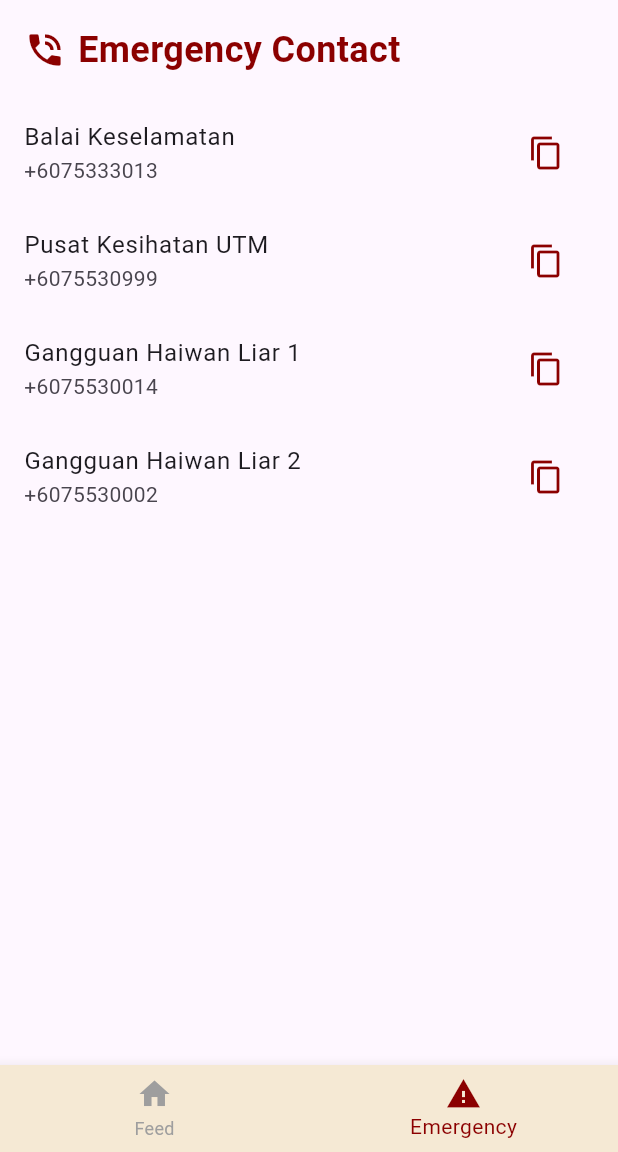
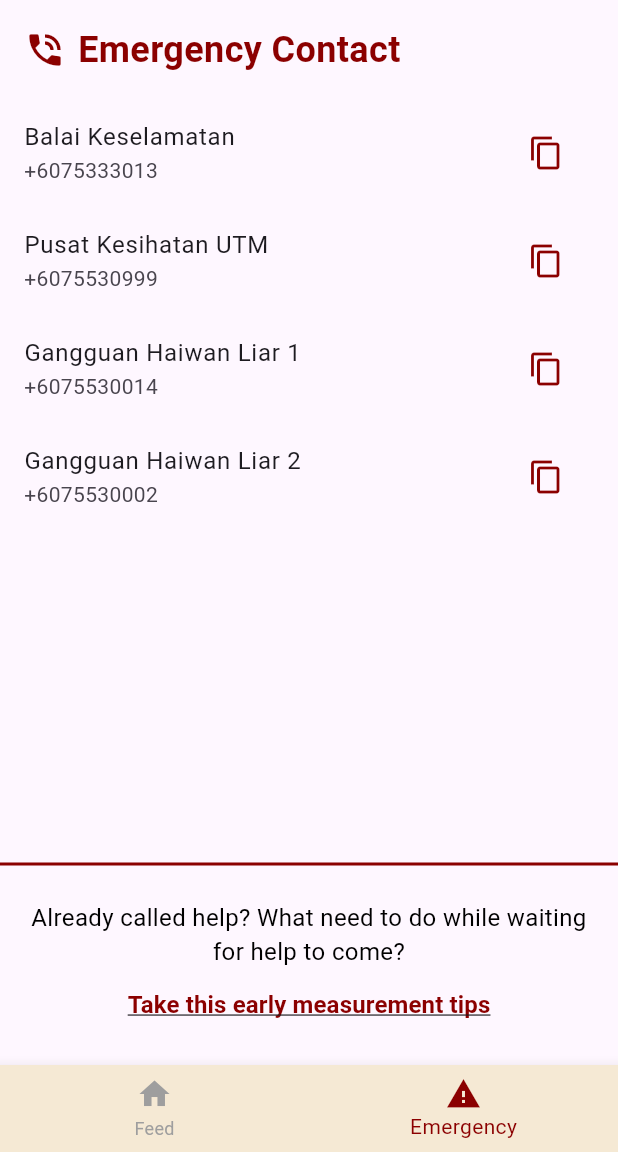
Before and after one commit to kdjhzhr/UTMSafe, a Flutter app: the SosPage screen opened directly, on a phone screen of 412 x 824 dp, the part 84-1236 px from its top. Run offline on Flutter 3.47's test engine with Material 3 defaults, Android fonts, the phone set to English and light mode, and no system bars; our stand-ins replace cloud_firestore, firebase_auth, firebase_core, firebase_storage, fl_chart, image_picker; accounts and stored records are empty.

Commit message:
update and integrate with safety.dart

```diff
--- a/lib/emergency.dart
+++ b/lib/emergency.dart
@@ -1,6 +1,7 @@
 import 'package:flutter/material.dart';
-import 'package:flutter/services.dart';  // Import Clipboard functionality
-import 'studentfeedpage.dart'; // Import FeedPage
+import 'package:flutter/services.dart';
+import 'studentfeedpage.dart'; // Import the FeedPage (or your Feed page)
+import 'safety.dart'; // Import the safety.dart file
 
 class SosPage extends StatefulWidget {
   const SosPage({super.key});
@@ -24,7 +25,7 @@ class _SosPageState extends State<SosPage> {
   void _copyToClipboard(String phoneNumber) {
     Clipboard.setData(ClipboardData(text: phoneNumber)).then((_) {
       ScaffoldMessenger.of(context).showSnackBar(
-        SnackBar(content: Text('Phone number copied to clipboard.')),
+        const SnackBar(content: Text('Phone number copied to clipboard.')),
       );
     });
   }
@@ -37,7 +38,12 @@ class _SosPageState extends State<SosPage> {
     if (_selectedIndex == 0) {
       Navigator.pushReplacement(
         context,
-        MaterialPageRoute(builder: (context) => FeedPage()),
+        MaterialPageRoute(builder: (context) => FeedPage()), // Feed Page
+      );
+    } else if (_selectedIndex == 1) {
+      Navigator.pushReplacement(
+        context,
+        MaterialPageRoute(builder: (context) => SosPage()), // Sos Page
       );
     }
   }
@@ -46,10 +52,10 @@ class _SosPageState extends State<SosPage> {
   Widget build(BuildContext context) {
     return Scaffold(
       appBar: AppBar(
-        title: Text(
+        title: const Text(
           'UTMSafe',
           style: TextStyle(
-            color: const Color(0xFF8B0000),
+            color: Color(0xFF8B0000),
             fontWeight: FontWeight.bold,
             fontSize: 20,
           ),
@@ -61,10 +67,11 @@ class _SosPageState extends State<SosPage> {
       body: Column(
         crossAxisAlignment: CrossAxisAlignment.start,
         children: [
-          Padding(
-            padding: const EdgeInsets.all(16.0),
+          // Emergency contact section
+          const Padding(
+            padding: EdgeInsets.all(16.0),
             child: Row(
-              children: const [
+              children: [
                 Icon(
                   Icons.phone_in_talk,
                   color: Color(0xFF8B0000),
@@ -91,11 +98,49 @@ class _SosPageState extends State<SosPage> {
                   title: Text(contact['name']!),
                   subtitle: Text(contact['phone']!),
                   trailing: IconButton(
-                    icon: Icon(Icons.copy, color: Color(0xFF8B0000)),
+                    icon: const Icon(Icons.copy, color: Color(0xFF8B0000)),
                     onPressed: () => _copyToClipboard(contact['phone']!),
                   ),
                 );
               },
+            ),
+          ),
+          const Divider(thickness: 2, color: Color(0xFF8B0000)),
+
+          // Bottom redirect link
+          Padding(
+            padding: const EdgeInsets.all(16.0),
+            child: Column(
+              crossAxisAlignment: CrossAxisAlignment.center,
+              children: [
+                const Text(
+                  'Already called help? What need to do while waiting for help to come?',
+                  textAlign: TextAlign.center,
+                  style: TextStyle(
+                    fontSize: 16,
+                    color: Colors.black,
+                  ),
+                ),
+                TextButton(
+                  onPressed: () {
+                    Navigator.push(
+                      context,
+                      MaterialPageRoute(
+                        builder: (context) => EarlyMeasurementPage(),
+                      ),
+                    );
+                  },
+                  child: const Text(
+                    'Take this early measurement tips',
+                    style: TextStyle(
+                      fontSize: 16,
+                      fontWeight: FontWeight.bold,
+                      color: Color(0xFF8B0000),
+                      decoration: TextDecoration.underline,
+                    ),
+                  ),
+                ),
+              ],
             ),
           ),
         ],
```
